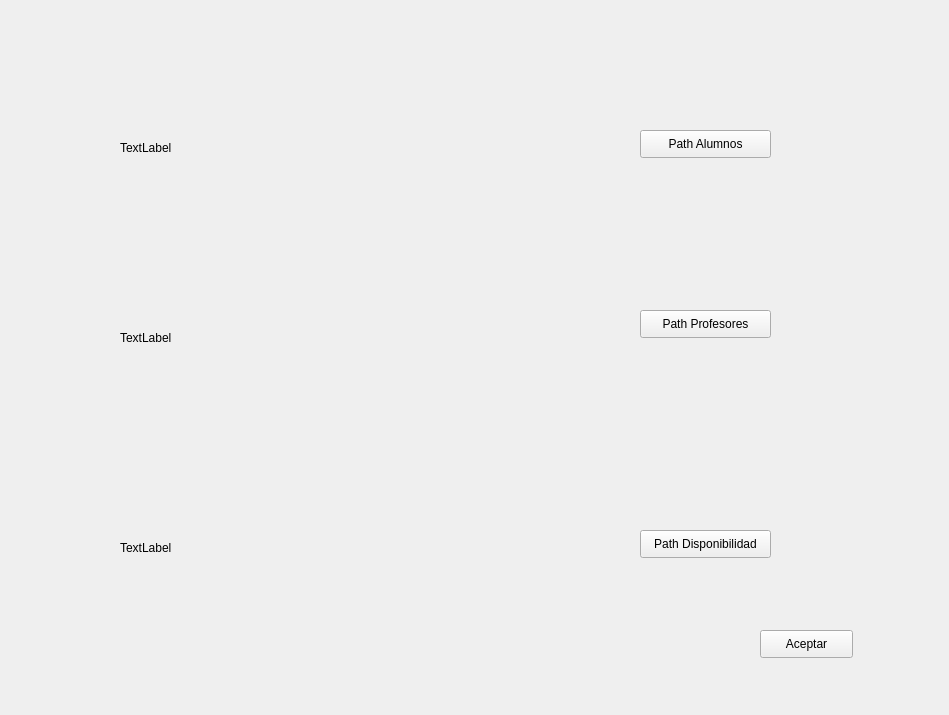
The window that TFGapp/TFGapp/mainImport.ui (tfgapp/tfg) describes before a commit, drawn with Qt 5.
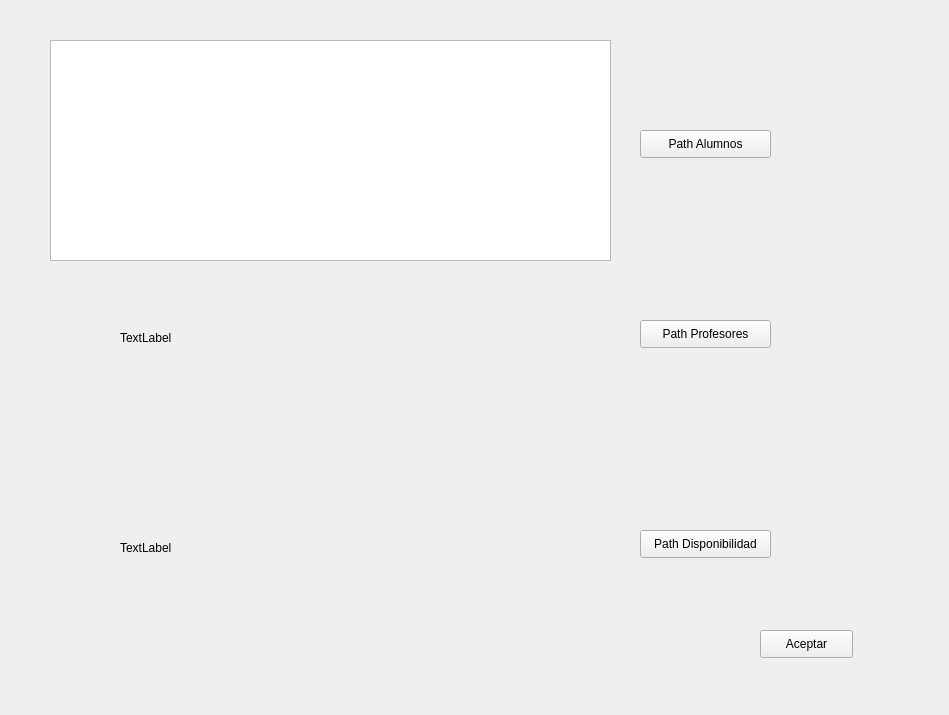
The same window after the commit.

Commit message: lista import alumnos

```diff
--- a/TFGapp/TFGapp/mainImport.ui
+++ b/TFGapp/TFGapp/mainImport.ui
@@ -13,19 +13,6 @@
   <property name="windowTitle">
    <string>mainImport</string>
   </property>
-  <widget class="QLabel" name="direccionAlumnos">
-   <property name="geometry">
-    <rect>
-     <x>120</x>
-     <y>140</y>
-     <width>521</width>
-     <height>16</height>
-    </rect>
-   </property>
-   <property name="text">
-    <string>TextLabel</string>
-   </property>
-  </widget>
   <widget class="QLabel" name="direccionProfesores">
    <property name="geometry">
     <rect>
@@ -69,7 +56,7 @@
    <property name="geometry">
     <rect>
      <x>640</x>
-     <y>310</y>
+     <y>320</y>
      <width>131</width>
      <height>28</height>
     </rect>
@@ -104,6 +91,16 @@
     <string>Aceptar</string>
    </property>
   </widget>
+  <widget class="QListWidget" name="listPathAlumnos">
+   <property name="geometry">
+    <rect>
+     <x>50</x>
+     <y>40</y>
+     <width>561</width>
+     <height>221</height>
+    </rect>
+   </property>
+  </widget>
  </widget>
  <layoutdefault spacing="6" margin="11"/>
  <resources/>
```
The commit also changes 1 other file.
